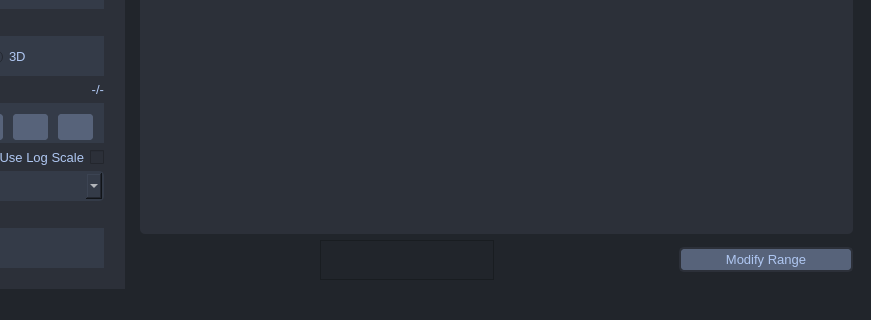
The window that assets/ui/gui.ui (sherinsugathan/GeoVis) describes before a commit, drawn with Qt 5; both pictures show x 164 to 1035 and y 382 to 702 of the 1035 by 702 pixel window.
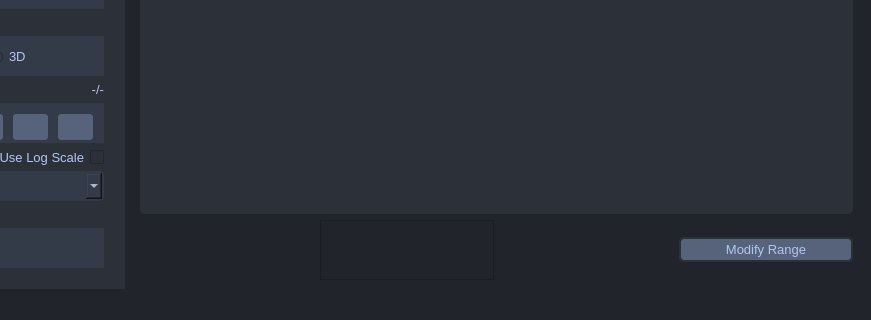
The same window after the commit. The open tabs and pages were chosen to show the change. Icons and pictures are not drawn.

Commit message:
xlabels added for cmap
xlabels added for cmap

Diff of the .ui file:
```diff
--- a/assets/ui/gui.ui
+++ b/assets/ui/gui.ui
@@ -144,7 +144,7 @@
             <property name="font">
              <font>
               <family>Arial</family>
-              <pointsize>10</pointsize>
+              <pointsize>8</pointsize>
              </font>
             </property>
             <property name="styleSheet">
@@ -163,13 +163,13 @@
             <property name="minimumSize">
              <size>
               <width>0</width>
-              <height>40</height>
+              <height>60</height>
              </size>
             </property>
             <property name="maximumSize">
              <size>
               <width>16777215</width>
-              <height>40</height>
+              <height>60</height>
              </size>
             </property>
             <property name="frameShape">
@@ -185,7 +185,7 @@
             <property name="font">
              <font>
               <family>Arial</family>
-              <pointsize>10</pointsize>
+              <pointsize>8</pointsize>
              </font>
             </property>
             <property name="styleSheet">
```
The commit also changes 2 other files.
